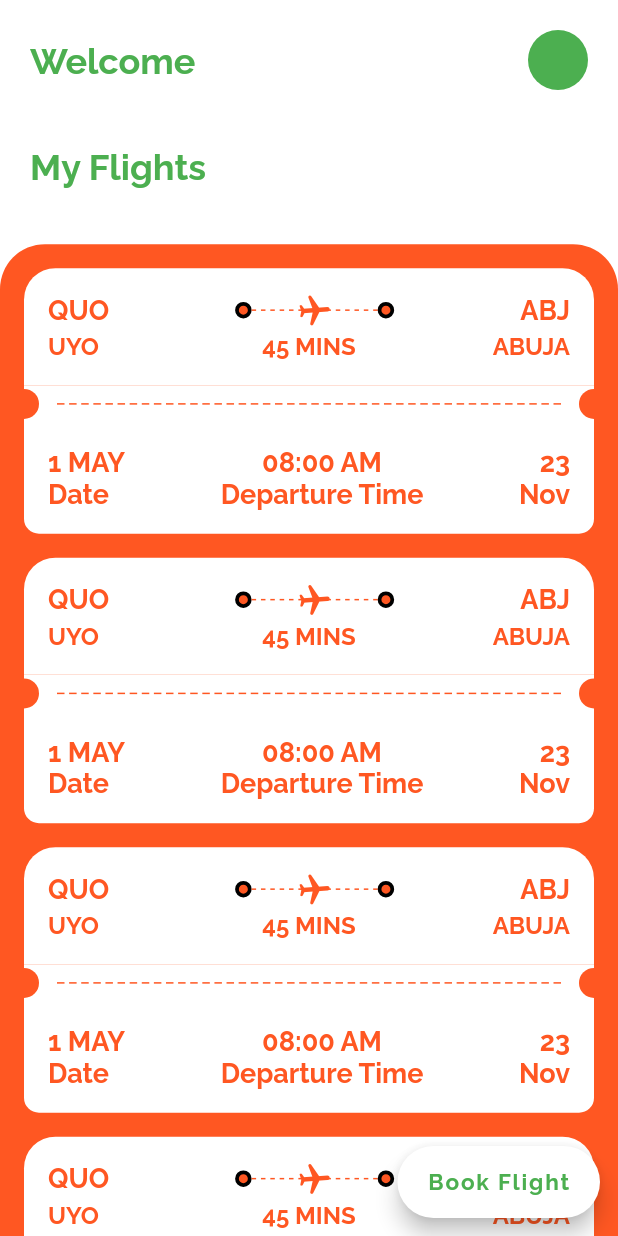
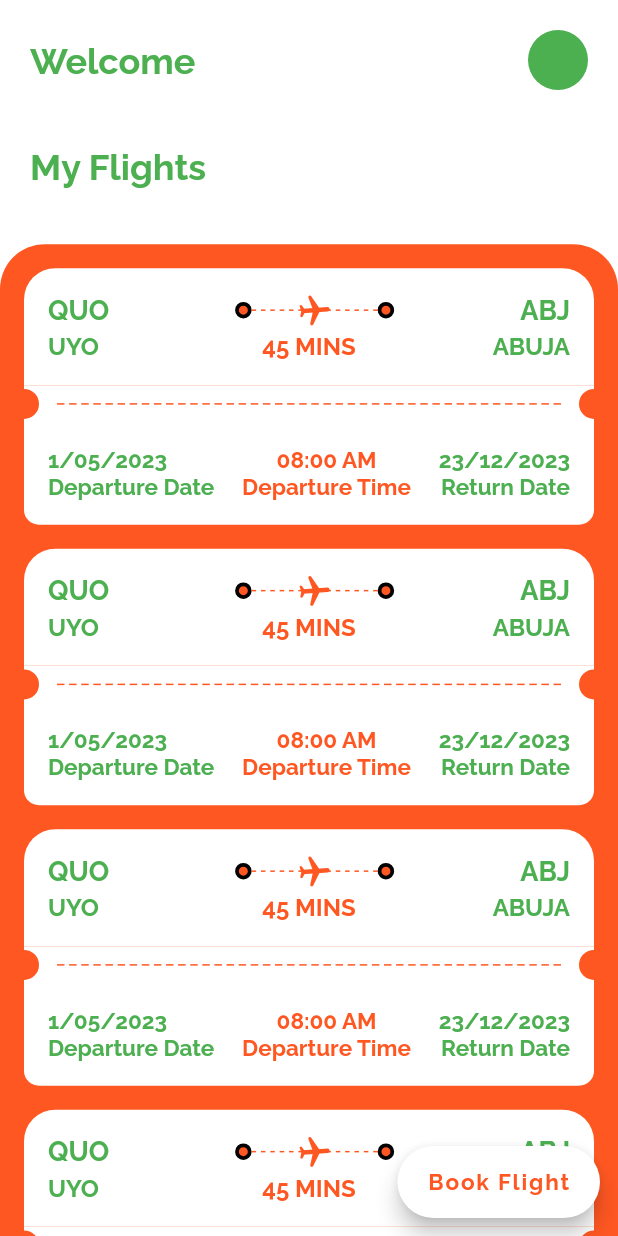
Before and after one commit to preciousbata/AirlineApp, a Flutter app: the HomeScreen screen opened directly, on a phone screen of 412 x 824 dp. Run offline on Flutter 3.47's test engine with Material 2 defaults, Android fonts, the phone set to English and light mode, and no system bars; our stand-ins replace get_it, lottie.

Commit message:
update codebase

```diff
--- a/lib/src/presentation/screens/homescreen.dart
+++ b/lib/src/presentation/screens/homescreen.dart
@@ -99,7 +99,7 @@ class HomeScreen extends StatelessWidget {
             style: TextStyle(
                 fontSize: 15,
                 fontWeight: FontWeight.w600,
-                color: Colors.green),
+                color: Colors.deepOrange),
           ),
         ),
         floatingActionButtonLocation:
--- a/lib/src/presentation/widgets/ticket_view.dart
+++ b/lib/src/presentation/widgets/ticket_view.dart
@@ -27,7 +27,7 @@ class TicketView extends StatelessWidget {
                       'QUO',
                       style: TextStyle(
                           fontSize: 18,
-                          color: Colors.deepOrange,
+                          color: Colors.green,
                           fontWeight: FontWeight.w600),
                     ),
                     const Spacer(),
@@ -95,7 +95,7 @@ class TicketView extends StatelessWidget {
                     const Text('ABJ',
                         style: TextStyle(
                             fontSize: 18,
-                            color: Colors.deepOrange,
+                            color: Colors.green,
                             fontWeight: FontWeight.w600)),
                   ],
                 ),
@@ -112,7 +112,7 @@ class TicketView extends StatelessWidget {
                         'UYO',
                         style: TextStyle(
                           fontSize: 16,
-                          color: Colors.deepOrange,
+                          color: Colors.green,
                           fontWeight: FontWeight.w600,
                         ),
                       ),
@@ -133,7 +133,7 @@ class TicketView extends StatelessWidget {
                         textAlign: TextAlign.end,
                         style: TextStyle(
                           fontSize: 16,
-                          color: Colors.deepOrange,
+                          color: Colors.green,
                           fontWeight: FontWeight.w600,
                         ),
                       ),
@@ -143,6 +143,8 @@ class TicketView extends StatelessWidget {
               ],
             ),
           ),
+
+
           // show bottom part of the ticket
           Container(
             decoration: const BoxDecoration(
@@ -227,18 +229,18 @@ class TicketView extends StatelessWidget {
                             CrossAxisAlignment.start,
                         children: const [
                           Text(
-                            '1 MAY',
+                            '1/05/2023',
                             style: TextStyle(
-                                color: Colors.deepOrange,
-                                fontSize: 18,
+                                color: Colors.green,
+                                fontSize: 15,
                                 fontWeight:
                                     FontWeight.w600),
                           ),
                           Text(
-                            'Date',
+                            'Departure Date',
                             style: TextStyle(
-                                color: Colors.deepOrange,
-                                fontSize: 18,
+                                color: Colors.green,
+                                fontSize: 15,
                                 fontWeight:
                                     FontWeight.w600),
                           ),
@@ -252,7 +254,7 @@ class TicketView extends StatelessWidget {
                             '08:00 AM',
                             style: TextStyle(
                                 color: Colors.deepOrange,
-                                fontSize: 18,
+                                fontSize: 15,
                                 fontWeight:
                                     FontWeight.w600),
                           ),
@@ -260,7 +262,7 @@ class TicketView extends StatelessWidget {
                             'Departure Time',
                             style: TextStyle(
                                 color: Colors.deepOrange,
-                                fontSize: 18,
+                                fontSize: 15,
                                 fontWeight:
                                     FontWeight.w600),
                           ),
@@ -271,18 +273,18 @@ class TicketView extends StatelessWidget {
                             CrossAxisAlignment.end,
                         children: const [
                           Text(
-                            '23',
+                            '23/12/2023',
                             style: TextStyle(
-                                color: Colors.deepOrange,
-                                fontSize: 18,
+                                color: Colors.green,
+                                fontSize: 15,
                                 fontWeight:
                                     FontWeight.w600),
                           ),
                           Text(
-                            'Nov',
+                            'Return Date',
                             style: TextStyle(
-                                color: Colors.deepOrange,
-                                fontSize: 18,
+                                color: Colors.green,
+                                fontSize: 15,
                                 fontWeight:
                                     FontWeight.w600),
                           ),
```
Also changed, not shown: lib/src/presentation/widgets/checkoutdetails.dart (+20 -20 lines).
